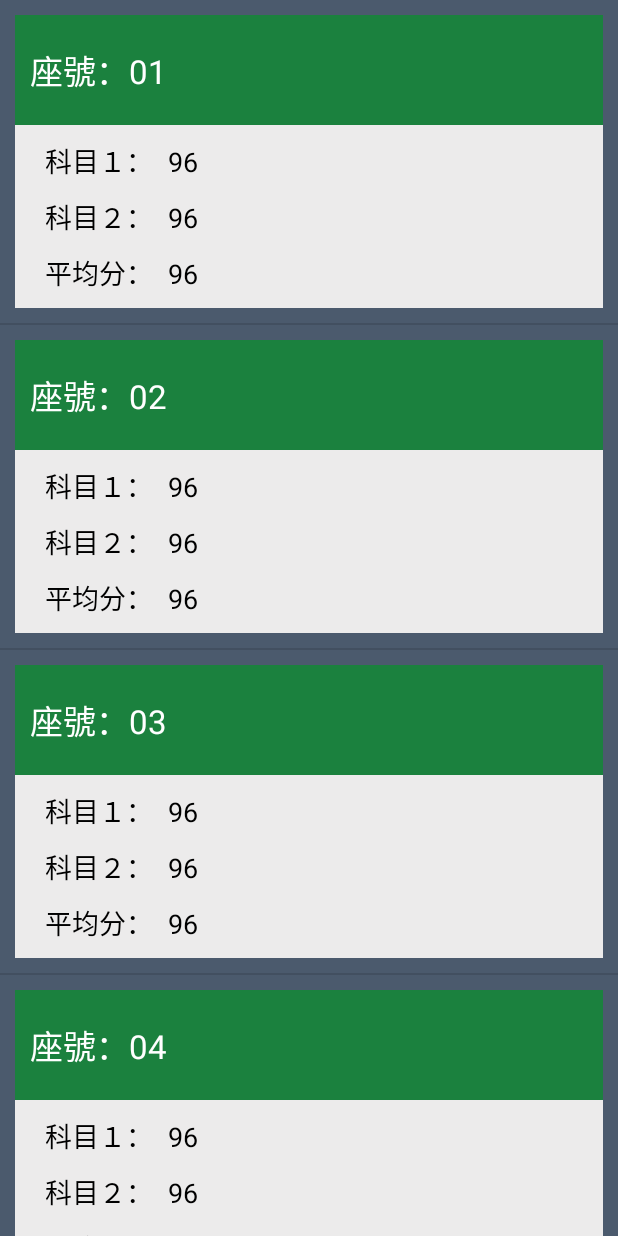
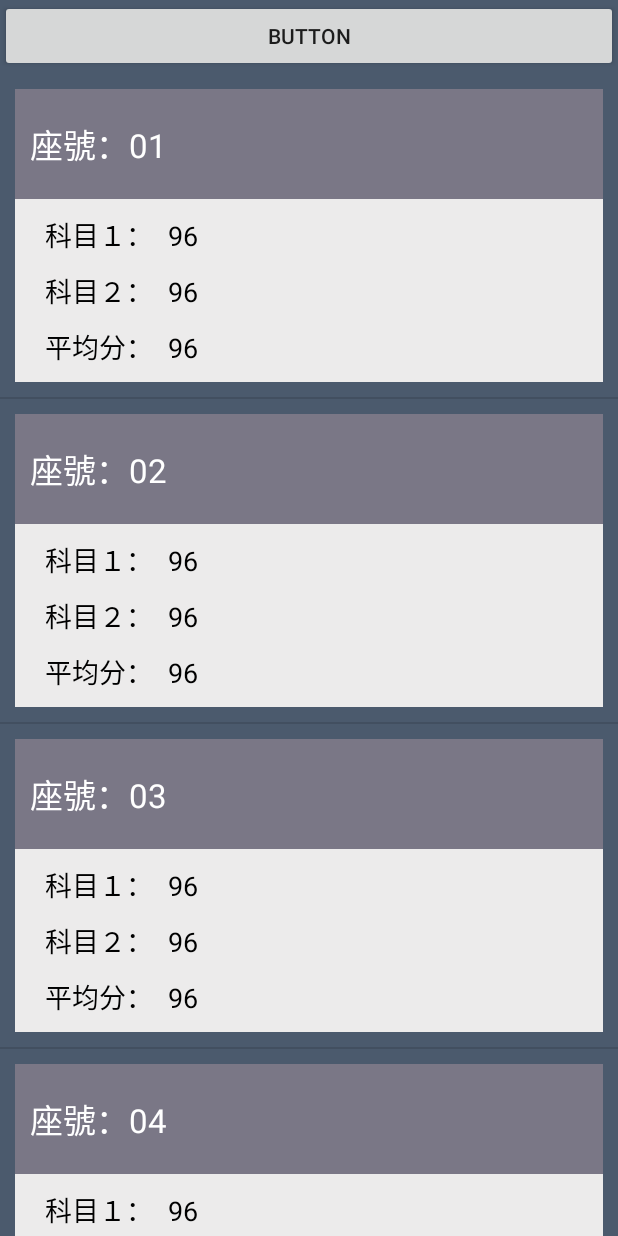
Before and after one commit to maxtsai1991/MaxFunctionPractise, an Android app: the RecyclerViewStudentActivity screen opened directly, with no data from a screen before it, on a phone screen of 412 x 824 dp. Run offline under Robolectric (Android 15) with nearby library versions, the phone set to English and light mode, and no system bars.

Commit message:
學生分數RecyclerView練習新增註解 & 並修改專案ICON

```diff
--- a/app/src/main/AndroidManifest.xml
+++ b/app/src/main/AndroidManifest.xml
@@ -7,7 +7,7 @@
     <application
         android:name=".JsonpersoncatApplication"
         android:allowBackup="true"
-        android:icon="@mipmap/ic_launcher"
+        android:icon="@drawable/parrotproject"
         android:label="@string/app_name"
         android:roundIcon="@mipmap/ic_launcher_round"
         android:supportsRtl="true"
--- a/app/src/main/java/com/example/demo/jsonpersoncat/RecyclerViewStudentActivity.java
+++ b/app/src/main/java/com/example/demo/jsonpersoncat/RecyclerViewStudentActivity.java
@@ -13,6 +13,8 @@ import android.view.LayoutInflater;
 import android.view.View;
 import android.view.ViewGroup;
 import android.widget.TextView;
+
+import com.example.demo.jsonpersoncat.adapters.StudentAdapter;
 
 import java.util.ArrayList;
 import java.util.HashMap;
@@ -40,7 +42,7 @@ Github(activity_main.xml & recycle_item.xml):https://github.com/thumbb13555/Simp
      */
 public class RecyclerViewStudentActivity extends AppCompatActivity {
     public RecyclerView mRecyclerView;
-    public MyListAdapter myListAdapter;
+    public StudentAdapter myStudentAdapter;
     public ArrayList<HashMap<String,String>>arrayList = new ArrayList<>();
 
     @Override
@@ -48,10 +50,10 @@ public class RecyclerViewStudentActivity extends AppCompatActivity {
         super.onCreate(savedInstanceState);
         setContentView(R.layout.activity_recycler_view_student);
 
-        //製造資料
+        //製造生成假資料 : 迴圈跑30次表示30個學生
         for (int i = 0;i<30;i++){
             HashMap<String,String> hashMap = new HashMap<>();
-            hashMap.put("Id","座號："+String.format("%02d",i+1));
+            hashMap.put("Id","座號："+String.format("%02d",i+1)); // String.format("%02d",i+1)是讓字串補零的方法
             hashMap.put("Sub1",String.valueOf(new Random().nextInt(80) + 20));
             hashMap.put("Sub2",String.valueOf(new Random().nextInt(80) + 20));
             hashMap.put("Avg",String.valueOf(
@@ -60,58 +62,86 @@ public class RecyclerViewStudentActivity extends AppCompatActivity {
 
             arrayList.add(hashMap);
         }
+
         //設置RecycleView
         mRecyclerView = findViewById(R.id.recycleview);
         mRecyclerView.setLayoutManager(new LinearLayoutManager(this));
+        // 每個item 之間用橫線區隔開
         mRecyclerView.addItemDecoration(new DividerItemDecoration(this, DividerItemDecoration.VERTICAL));
-        myListAdapter = new MyListAdapter();
-        mRecyclerView.setAdapter(myListAdapter);
-    }//onCreate
-
-    private class MyListAdapter extends RecyclerView.Adapter<MyListAdapter.ViewHolder>{
-
-
-        class ViewHolder extends RecyclerView.ViewHolder{
-            private TextView tvId,tvSub1,tvSub2,tvAvg;
-
-            public ViewHolder(@NonNull View itemView) {
-                super(itemView);
-                tvId = itemView.findViewById(R.id.textView_Id);
-                tvSub1 = itemView.findViewById(R.id.textView_sub1);
-                tvSub2 = itemView.findViewById(R.id.textView_sub2);
-                tvAvg  = itemView.findViewById(R.id.textView_avg);
-            }
-        }
-        @NonNull
-        @Override
-        public ViewHolder onCreateViewHolder(@NonNull ViewGroup parent, int viewType) {
-            View view = LayoutInflater.from(parent.getContext())
-                    .inflate(R.layout.item_student,parent,false);
-            return new ViewHolder(view);
+        // new出adapter物件 塞學生假資料 給RecyclerView
+        mRecyclerView.setAdapter(new StudentAdapter(arrayList));
     }
 
-        @Override
-        public void onBindViewHolder(@NonNull ViewHolder holder, int position) {
-            int avgS = Integer.parseInt(arrayList.get(position).get("Avg"));
-            if (avgS>=80){
-                holder.tvId.setBackgroundColor(getColor(R.color.green_TOKIWA));
-            }else if (avgS<80 &&avgS>=60){
-                holder.tvId.setBackgroundColor(getColor(R.color.blue_RURI));
-            }else if(avgS<60 &&avgS>=40){
-                holder.tvId.setBackgroundColor(getColor(R.color.yellow_YAMABUKI));
-            }else {
-                holder.tvId.setBackgroundColor(getColor(R.color.red_GINSYU));
-            }
-            holder.tvId.setText(arrayList.get(position).get("Id"));
-            holder.tvSub1.setText(arrayList.get(position).get("Sub1"));
-            holder.tvSub2.setText(arrayList.get(position).get("Sub2"));
-            holder.tvAvg.setText(arrayList.get(position).get("Avg"));
-        }
-
-        @Override
-        public int getItemCount() {
-            return arrayList.size();
-        }
-    }
+        /*
+        Adapter 可寫成內部類別 也可獨立一個Class檔(StudentAdapter.java)
+         */
+//    private static class MyListAdapter extends RecyclerView.Adapter<MyListAdapter.ViewHolder>{
+//        /*
+//        設定完RecycleView的控制區域 :
+//        元件的連結需要在大的class ( MyListAdapter )底下再新增一個小的class ,並繼承於RecycleView.ViewHolder ,這樣裡面就可以取用方法並在內部連結所需要的控件
+//         */
+//        class ViewHolder extends RecyclerView.ViewHolder {
+//            // 在VIEWHOLDER內加入我們每個物件(item)
+//            private TextView tvId, tvSub1, tvSub2, tvAvg;
+//            public ViewHolder(@NonNull View itemView) {
+//                super(itemView);
+//                tvId = itemView.findViewById(R.id.textView_Id); //座位流水號
+//                tvSub1 = itemView.findViewById(R.id.textView_sub1); // 科目1 : 分數為亂數
+//                tvSub2 = itemView.findViewById(R.id.textView_sub2); // 科目2 : 分數為亂數
+//                tvAvg = itemView.findViewById(R.id.textView_avg);   // 平均分 : (科目1 + 科目2) / 2
+//            }
+//        }
+//
+//        @NonNull
+//        @Override
+//        public ViewHolder onCreateViewHolder(@NonNull ViewGroup parent, int viewType) {
+//            // 利用LayoutInflater方法載入介面
+//            View view = LayoutInflater.from(parent.getContext())
+//                    .inflate(R.layout.item_student, parent, false);
+//            return new ViewHolder(view);
+//        }
+//
+//        /*
+//        onBindViewHolder方法是用來管控內部元件的操作的
+//        需要準備的材料基本上就是你再onCreate內已經載入好的arrayList
+//        這時候只要善用onBindViewHolder內的兩個傳值，就可以在陣列中取出你要的值並設定囉
+//        傳值1是ViewHolder內的 holder，該用意就是連結剛才宣告過的元件
+//        傳值2是int 的position，簡單來說就像是for迴圈內的那個變數一樣
+//         */
+//        @Override
+//        public void onBindViewHolder(@NonNull ViewHolder holder, int position) {
+//            int avgS = Integer.parseInt(arrayList.get(position).get("Avg")); //取得平均值並在下面設定平均值範圍的顏色
+//
+//            if (Build.VERSION.SDK_INT >= Build.VERSION_CODES.M) {
+//                if (avgS >= 80) { // 平均值80(含)以上 顯示綠色
+//                    holder.tvId.setBackgroundColor(getColor(R.color.green_TOKIWA));
+//                } else if (avgS < 80 && avgS >= 60) {// 平均值60(含)以上 顯示藍色
+//                    holder.tvId.setBackgroundColor(getColor(R.color.blue_RURI));
+//                } else if (avgS < 60 && avgS >= 40) {// 平均值40(含)以上 顯示黃色
+//                    holder.tvId.setBackgroundColor(getColor(R.color.yellow_YAMABUKI));
+//                } else {
+//                    holder.tvId.setBackgroundColor(getColor(R.color.red_GINSYU));
+//                }
+//                /*
+//                設定學號的欄位(holder.tvId) :
+//                就可以取得他的內容
+//                而因為我這邊需要設定顯示的值
+//                因此呼叫前面的arrayList陣列
+//                取得裡面的ID值
+//
+//                取得資料的時候必須是這樣的語法(arrayList.get(position).get("Id")) :
+//                 */
+//                holder.tvId.setText(arrayList.get(position).get("Id"));
+//                holder.tvSub1.setText(arrayList.get(position).get("Sub1"));
+//                holder.tvSub2.setText(arrayList.get(position).get("Sub2"));
+//                holder.tvAvg.setText(arrayList.get(position).get("Avg"));
+//            }
+//        }
+//
+//        @Override
+//        public int getItemCount() {
+//            return arrayList.size();
+//        }
+//    }
 
     }
--- a/app/src/main/java/com/example/demo/jsonpersoncat/RetrofitTestActivity.java
+++ b/app/src/main/java/com/example/demo/jsonpersoncat/RetrofitTestActivity.java
@@ -149,9 +149,9 @@ public class RetrofitTestActivity extends AppCompatActivity {
     }
 
 
-// /*
-// Adapter 可寫成內部類別 也可獨立一個Class檔(RetrofitTestAdapter.java)
-// */
+         /*
+         Adapter 可寫成內部類別 也可獨立一個Class檔(RetrofitTestAdapter.java)
+         */
 //    private static class MyListAdapter extends RecyclerView.Adapter<MyListAdapter.ViewHolder>{
 //        private final List<SyncResponse.FoodData> list;
 //
--- /dev/null
+++ b/app/src/main/java/com/example/demo/jsonpersoncat/adapters/StudentAdapter.java
@@ -0,0 +1,104 @@
+package com.example.demo.jsonpersoncat.adapters;
+
+import static com.example.demo.jsonpersoncat.R.color.blue_RURI;
+import static com.example.demo.jsonpersoncat.R.color.green_TOKIWA;
+import static com.example.demo.jsonpersoncat.R.color.red_GINSYU;
+import static com.example.demo.jsonpersoncat.R.color.yellow_YAMABUKI;
+
+import android.annotation.SuppressLint;
+import android.os.Build;
+import android.view.LayoutInflater;
+import android.view.View;
+import android.view.ViewGroup;
+import android.widget.TextView;
+
+import androidx.annotation.NonNull;
+import androidx.recyclerview.widget.RecyclerView;
+
+import com.example.demo.jsonpersoncat.R;
+import com.example.demo.jsonpersoncat.RecyclerViewStudentActivity;
+
+import java.io.ObjectInputStream;
+import java.util.ArrayList;
+import java.util.HashMap;
+
+public class StudentAdapter extends RecyclerView.Adapter<StudentAdapter.ViewHolder>{
+    ArrayList<HashMap<String,String>> arrayList = new ArrayList<>();
+
+
+
+    public StudentAdapter(ArrayList<HashMap<String, String>> arrayList) {
+        this.arrayList = arrayList;
+    }
+
+    /*
+        設定完RecycleView的控制區域 :
+        元件的連結需要在大的class ( MyListAdapter )底下再新增一個小的class ,並繼承於RecycleView.ViewHolder ,這樣裡面就可以取用方法並在內部連結所需要的控件
+         */
+    class ViewHolder extends RecyclerView.ViewHolder {
+        // 在VIEWHOLDER內加入我們每個物件(item)
+        private TextView tvId, tvSub1, tvSub2, tvAvg;
+        public ViewHolder(@NonNull View itemView) {
+            super(itemView);
+            tvId = itemView.findViewById(R.id.textView_Id); //座位流水號
+            tvSub1 = itemView.findViewById(R.id.textView_sub1); // 科目1 : 分數為亂數
+            tvSub2 = itemView.findViewById(R.id.textView_sub2); // 科目2 : 分數為亂數
+            tvAvg = itemView.findViewById(R.id.textView_avg);   // 平均分 : (科目1 + 科目2) / 2
+        }
+
+    }
+
+    @NonNull
+    @Override
+    public ViewHolder onCreateViewHolder(@NonNull ViewGroup parent, int viewType) {
+        // 利用LayoutInflater方法載入介面
+        View view = LayoutInflater.from(parent.getContext())
+                .inflate(R.layout.item_student, parent, false);
+        return new ViewHolder(view);
+    }
+
+    /*
+    onBindViewHolder方法是用來管控內部元件的操作的
+    需要準備的材料基本上就是你再onCreate內已經載入好的arrayList
+    這時候只要善用onBindViewHolder內的兩個傳值，就可以在陣列中取出你要的值並設定囉
+    傳值1是ViewHolder內的 holder，該用意就是連結剛才宣告過的元件
+    傳值2是int 的position，簡單來說就像是for迴圈內的那個變數一樣
+     */
+    @SuppressLint("ResourceAsColor")
+    @Override
+    public void onBindViewHolder(@NonNull ViewHolder holder, int position) {
+
+        int avgS = Integer.parseInt(arrayList.get(position).get("Avg")); //取得平均值並在下面設定平均值範圍的顏色
+
+
+        if (Build.VERSION.SDK_INT >= Build.VERSION_CODES.M) {
+            if (avgS >= 80) { // 平均值80(含)以上 顯示綠色
+                holder.tvId.setBackgroundColor(green_TOKIWA);
+            } else if (avgS < 80 && avgS >= 60) {// 平均值60(含)以上 顯示藍色
+                holder.tvId.setBackgroundColor(blue_RURI);
+            } else if (avgS < 60 && avgS >= 40) {// 平均值40(含)以上 顯示黃色
+                holder.tvId.setBackgroundColor(yellow_YAMABUKI);
+            } else {
+                holder.tvId.setBackgroundColor(red_GINSYU);
+            }
+                /*
+                設定學號的欄位(holder.tvId) :
+                就可以取得他的內容
+                而因為我這邊需要設定顯示的值
+                因此呼叫前面的arrayList陣列
+                取得裡面的ID值
+
+                取得資料的時候必須是這樣的語法(arrayList.get(position).get("Id")) :
+                 */
+            holder.tvId.setText(arrayList.get(position).get("Id"));
+            holder.tvSub1.setText(arrayList.get(position).get("Sub1"));
+            holder.tvSub2.setText(arrayList.get(position).get("Sub2"));
+            holder.tvAvg.setText(arrayList.get(position).get("Avg"));
+        }
+    }
+
+    @Override
+    public int getItemCount() {
+        return arrayList.size();
+    }
+}
--- a/app/src/main/res/layout/activity_recycler_view_student.xml
+++ b/app/src/main/res/layout/activity_recycler_view_student.xml
@@ -7,12 +7,26 @@
     android:background="#4B5A6D"
     tools:context=".MainActivity">
 
+    <Button
+        android:id="@+id/button"
+        android:layout_width="match_parent"
+        android:layout_height="wrap_content"
+        android:text="Button"
+        app:layout_constraintEnd_toEndOf="parent"
+        app:layout_constraintStart_toStartOf="parent"
+        app:layout_constraintTop_toTopOf="parent" />
+
     <androidx.swiperefreshlayout.widget.SwipeRefreshLayout
+        android:id="@+id/refreshLayout"
         android:layout_width="match_parent"
-        android:layout_height="match_parent"
-        android:id="@+id/refreshLayout"
 
-        >
+        android:layout_height="0dp"
+        android:layout_marginTop="1dp"
+        app:layout_constraintBottom_toBottomOf="parent"
+        app:layout_constraintEnd_toEndOf="parent"
+        app:layout_constraintStart_toStartOf="parent"
+        app:layout_constraintTop_toBottomOf="@+id/button">
+
         <androidx.recyclerview.widget.RecyclerView
             android:id="@+id/recycleview"
             android:layout_width="0dp"
```
Also changed, not shown: app/src/main/res/drawable/parrotproject.png (added). Lines whose indentation alone changed are shown as unchanged.
